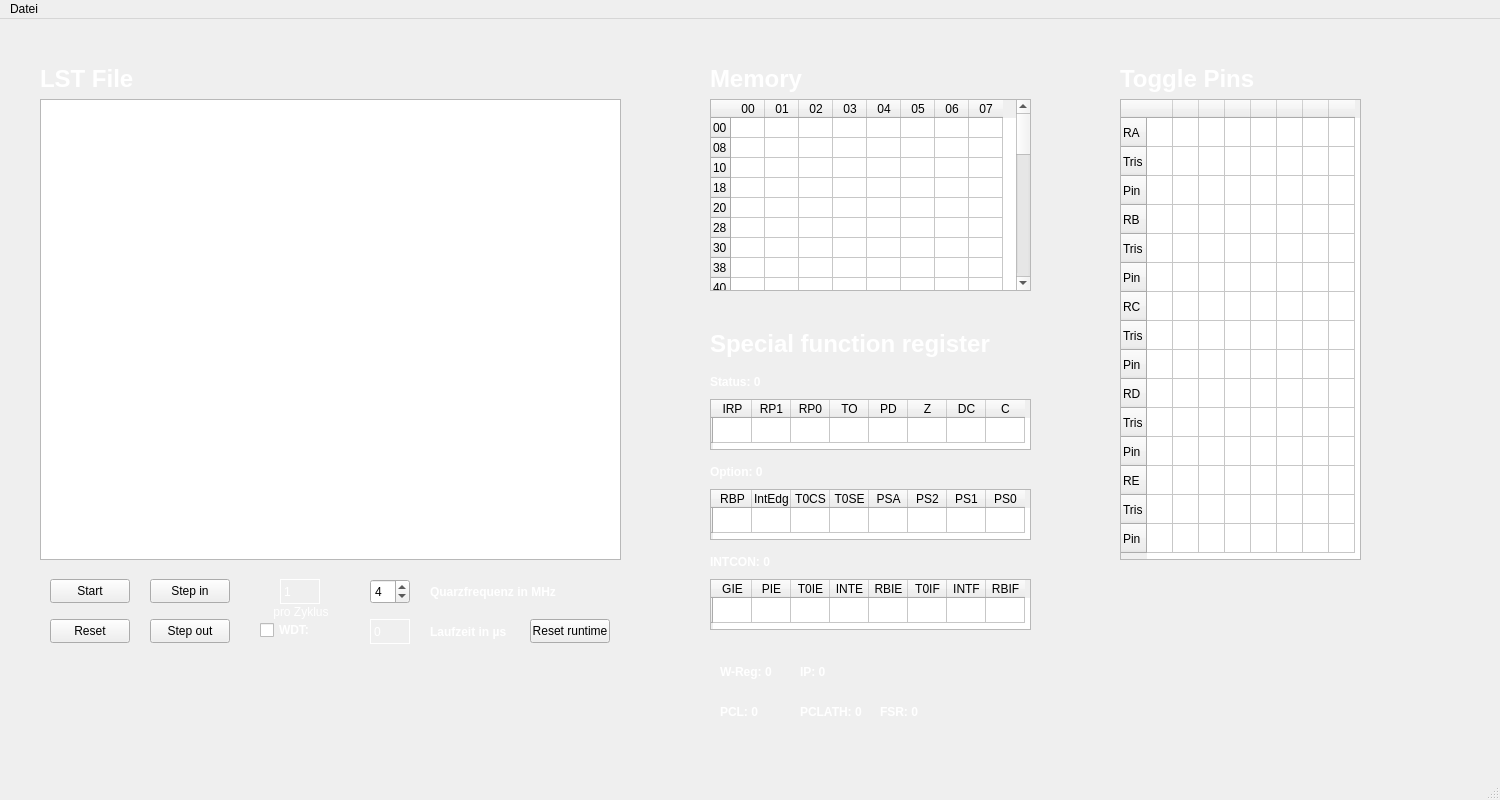
Before: the Qt Designer form PIC-Simulator/mainwindow.ui in lorenz1702/PIC-Simulator, drawn with Qt 5.
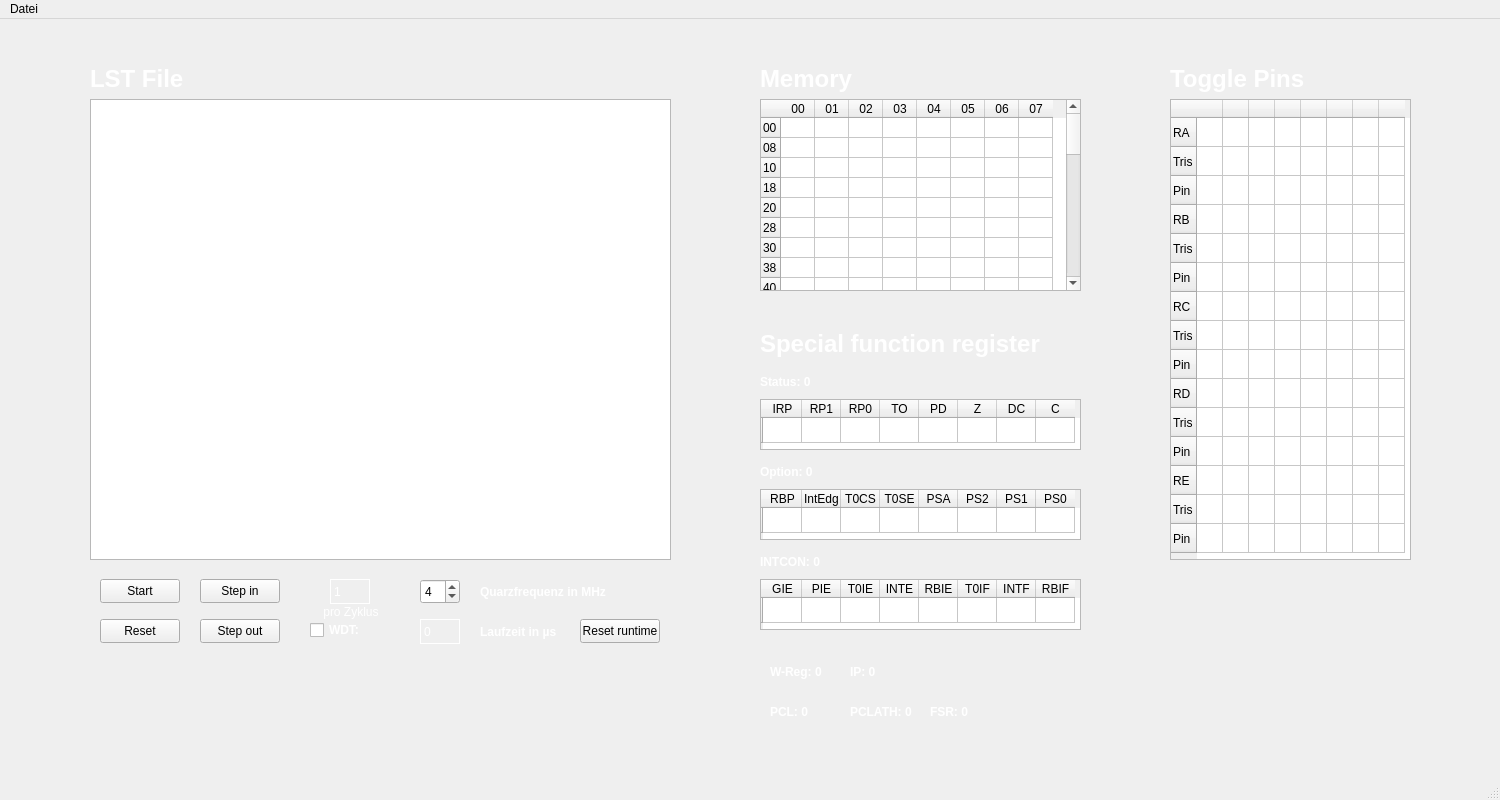
After: the same form once the commit is applied.

```diff
--- a/PIC-Simulator/mainwindow.ui
+++ b/PIC-Simulator/mainwindow.ui
@@ -23,7 +23,7 @@
    <widget class="QTextBrowser" name="displayfile">
     <property name="geometry">
      <rect>
-      <x>40</x>
+      <x>90</x>
       <y>80</y>
       <width>581</width>
       <height>461</height>
@@ -33,7 +33,7 @@
    <widget class="QPushButton" name="start_button">
     <property name="geometry">
      <rect>
-      <x>50</x>
+      <x>100</x>
       <y>560</y>
       <width>80</width>
       <height>24</height>
@@ -46,7 +46,7 @@
    <widget class="QPushButton" name="step_in_button">
     <property name="geometry">
      <rect>
-      <x>150</x>
+      <x>200</x>
       <y>560</y>
       <width>80</width>
       <height>24</height>
@@ -59,7 +59,7 @@
    <widget class="QPushButton" name="step_out_button">
     <property name="geometry">
      <rect>
-      <x>150</x>
+      <x>200</x>
       <y>600</y>
       <width>80</width>
       <height>24</height>
@@ -72,7 +72,7 @@
    <widget class="QPushButton" name="reset_button">
     <property name="geometry">
      <rect>
-      <x>50</x>
+      <x>100</x>
       <y>600</y>
       <width>80</width>
       <height>24</height>
@@ -85,7 +85,7 @@
    <widget class="QSpinBox" name="quarzfrequenz_spinBox">
     <property name="geometry">
      <rect>
-      <x>370</x>
+      <x>420</x>
       <y>560</y>
       <width>40</width>
       <height>25</height>
@@ -104,7 +104,7 @@
    <widget class="QLabel" name="quarzfrequenz_label">
     <property name="geometry">
      <rect>
-      <x>430</x>
+      <x>480</x>
       <y>560</y>
       <width>131</width>
       <height>25</height>
@@ -152,7 +152,7 @@
    <widget class="QTableWidget" name="memory_table">
     <property name="geometry">
      <rect>
-      <x>710</x>
+      <x>760</x>
       <y>80</y>
       <width>321</width>
       <height>192</height>
@@ -382,7 +382,7 @@
    <widget class="QTableWidget" name="pin_table">
     <property name="geometry">
      <rect>
-      <x>1120</x>
+      <x>1170</x>
       <y>80</y>
       <width>241</width>
       <height>461</height>
@@ -522,7 +522,7 @@
    <widget class="QLabel" name="runtime_text_label">
     <property name="geometry">
      <rect>
-      <x>430</x>
+      <x>480</x>
       <y>600</y>
       <width>81</width>
       <height>25</height>
@@ -567,7 +567,7 @@
    <widget class="QLabel" name="runtime_label">
     <property name="geometry">
      <rect>
-      <x>370</x>
+      <x>420</x>
       <y>600</y>
       <width>40</width>
       <height>25</height>
@@ -674,7 +674,7 @@
    <widget class="QPushButton" name="reset_runtime_button">
     <property name="geometry">
      <rect>
-      <x>530</x>
+      <x>580</x>
       <y>600</y>
       <width>80</width>
       <height>24</height>
@@ -687,7 +687,7 @@
    <widget class="QLabel" name="time_for_command_label">
     <property name="geometry">
      <rect>
-      <x>280</x>
+      <x>330</x>
       <y>560</y>
       <width>40</width>
       <height>25</height>
@@ -770,7 +770,7 @@
    <widget class="QLabel" name="time_command_label">
     <property name="geometry">
      <rect>
-      <x>270</x>
+      <x>320</x>
       <y>580</y>
       <width>65</width>
       <height>25</height>
@@ -810,7 +810,7 @@
    <widget class="QLabel" name="file_label">
     <property name="geometry">
      <rect>
-      <x>40</x>
+      <x>90</x>
       <y>44</y>
       <width>121</width>
       <height>31</height>
@@ -877,7 +877,7 @@
    <widget class="QLabel" name="memory_label">
     <property name="geometry">
      <rect>
-      <x>710</x>
+      <x>760</x>
       <y>44</y>
       <width>121</width>
       <height>31</height>
@@ -926,7 +926,7 @@
    <widget class="QLabel" name="toggle_pins_label">
     <property name="geometry">
      <rect>
-      <x>1120</x>
+      <x>1170</x>
       <y>44</y>
       <width>141</width>
       <height>31</height>
@@ -975,7 +975,7 @@
    <widget class="QLabel" name="special_function_register_label">
     <property name="geometry">
      <rect>
-      <x>710</x>
+      <x>760</x>
       <y>304</y>
       <width>321</width>
       <height>41</height>
@@ -1024,7 +1024,7 @@
    <widget class="QTableWidget" name="status_register">
     <property name="geometry">
      <rect>
-      <x>710</x>
+      <x>760</x>
       <y>380</y>
       <width>321</width>
       <height>51</height>
@@ -1091,7 +1091,7 @@
    <widget class="QLabel" name="status_register_label">
     <property name="geometry">
      <rect>
-      <x>710</x>
+      <x>760</x>
       <y>350</y>
       <width>81</width>
       <height>25</height>
@@ -1136,7 +1136,7 @@
    <widget class="QTableWidget" name="option_register">
     <property name="geometry">
      <rect>
-      <x>710</x>
+      <x>760</x>
       <y>470</y>
       <width>321</width>
       <height>51</height>
@@ -1205,7 +1205,7 @@
    <widget class="QLabel" name="option_register_label">
     <property name="geometry">
      <rect>
-      <x>710</x>
+      <x>760</x>
       <y>440</y>
       <width>81</width>
       <height>25</height>
@@ -1250,7 +1250,7 @@
    <widget class="QLabel" name="w_register_label">
     <property name="geometry">
      <rect>
-      <x>720</x>
+      <x>770</x>
       <y>640</y>
       <width>71</width>
       <height>25</height>
@@ -1295,7 +1295,7 @@
    <widget class="QLabel" name="ip_label">
     <property name="geometry">
      <rect>
-      <x>800</x>
+      <x>850</x>
       <y>640</y>
       <width>71</width>
       <height>25</height>
@@ -1340,7 +1340,7 @@
    <widget class="QLabel" name="pcl_label">
     <property name="geometry">
      <rect>
-      <x>720</x>
+      <x>770</x>
       <y>680</y>
       <width>71</width>
       <height>25</height>
@@ -1385,7 +1385,7 @@
    <widget class="QLabel" name="pclath_label">
     <property name="geometry">
      <rect>
-      <x>800</x>
+      <x>850</x>
       <y>680</y>
       <width>71</width>
       <height>25</height>
@@ -1430,7 +1430,7 @@
    <widget class="QLabel" name="fsr_label">
     <property name="geometry">
      <rect>
-      <x>880</x>
+      <x>930</x>
       <y>680</y>
       <width>71</width>
       <height>25</height>
@@ -1475,7 +1475,7 @@
    <widget class="QCheckBox" name="wdt_checkbox">
     <property name="geometry">
      <rect>
-      <x>260</x>
+      <x>310</x>
       <y>600</y>
       <width>81</width>
       <height>22</height>
@@ -1520,7 +1520,7 @@
    <widget class="QTableWidget" name="intcon_register">
     <property name="geometry">
      <rect>
-      <x>710</x>
+      <x>760</x>
       <y>560</y>
       <width>321</width>
       <height>51</height>
@@ -1589,7 +1589,7 @@
    <widget class="QLabel" name="intcon_register_label">
     <property name="geometry">
      <rect>
-      <x>710</x>
+      <x>760</x>
       <y>530</y>
       <width>81</width>
       <height>25</height>
```
